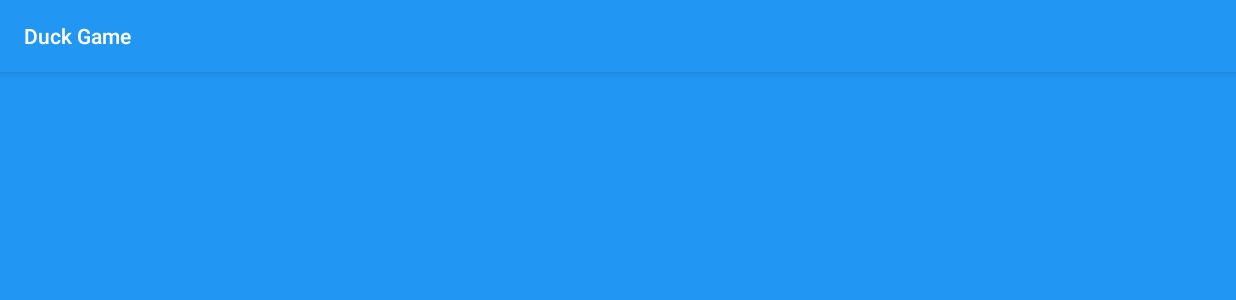
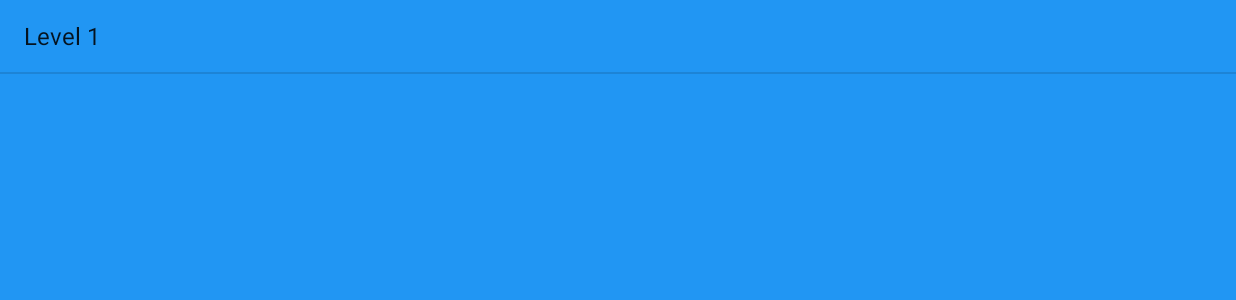
Before and after one commit to gillespcam/duckGame, an Android app: the LevelsActivity screen opened directly, with no data from a screen before it, on a phone screen of 824 x 412 dp (held sideways). Shown: the top 300 px of the screen. Run offline under Robolectric (Android 15) with nearby library versions, the light colour scheme and no system bars; 1 statement that could not run was skipped.

Commit message:
Implemented basic resource storage of levels. onClickButtonPlay now navigates to LevelActivity. Barebones implementation of LevelsActivity

```diff
--- a/app/src/main/java/com/example/duckgame/LevelsActivity.java
+++ b/app/src/main/java/com/example/duckgame/LevelsActivity.java
@@ -1,8 +1,18 @@
 package com.example.duckgame;
 
+import android.content.res.TypedArray;
 import android.os.Bundle;
+import android.view.View;
+import android.widget.AdapterView;
+import android.widget.AdapterView.*;
+import android.widget.ArrayAdapter;
+import android.widget.FrameLayout;
+import android.widget.ListView;
 
+import androidx.appcompat.app.ActionBar;
 import androidx.appcompat.app.AppCompatActivity;
+
+import java.util.List;
 
 public class LevelsActivity extends AppCompatActivity {
 
@@ -10,5 +20,30 @@ public class LevelsActivity extends AppCompatActivity {
     protected void onCreate(Bundle savedInstanceState) {
         super.onCreate(savedInstanceState);
         setContentView(R.layout.activity_levels);
+
+        // Enable Fullscreen
+        ActionBar actionBar = getSupportActionBar();
+        actionBar.hide();
+        FrameLayout ContentView = findViewById(R.id.game);
+        ContentView.setSystemUiVisibility(View.SYSTEM_UI_FLAG_LOW_PROFILE
+                | View.SYSTEM_UI_FLAG_FULLSCREEN
+                | View.SYSTEM_UI_FLAG_LAYOUT_STABLE
+                | View.SYSTEM_UI_FLAG_IMMERSIVE_STICKY
+                | View.SYSTEM_UI_FLAG_LAYOUT_HIDE_NAVIGATION
+                | View.SYSTEM_UI_FLAG_HIDE_NAVIGATION);
+
+        String[] levelNames = getResources().getStringArray(R.array.level_names);
+        ArrayAdapter<String> adapter = new ArrayAdapter<>(this, android.R.layout.simple_list_item_1, levelNames);
+        ListView LevelList = findViewById(R.id.LevelList);
+        LevelList.setAdapter(adapter);
+
+        OnItemClickListener onItemClickListener = new OnItemClickListener() {
+            @Override
+            public void onItemClick(AdapterView parent, View v, int i, long l) {
+
+            }
+        };
+
+        LevelList.setOnItemClickListener(onItemClickListener);
     }
 }
--- a/app/src/main/java/com/example/duckgame/MainActivity.java
+++ b/app/src/main/java/com/example/duckgame/MainActivity.java
@@ -27,7 +27,7 @@ public class MainActivity extends AppCompatActivity {
     }
 
     public void onClickButtonPlay(View view){
-        Intent intent = new Intent(this, GameActivity.class);
+        Intent intent = new Intent(this, LevelsActivity.class);
         startActivity(intent);
     }
 
--- a/app/src/main/res/layout/activity_levels.xml
+++ b/app/src/main/res/layout/activity_levels.xml
@@ -10,6 +10,13 @@
         android:layout_width="match_parent"
         android:layout_height="match_parent"
         android:id="@+id/levels"
-        android:background="@color/colorPrimary"/>
+        android:background="@color/colorPrimary">
+
+        <ListView
+            android:layout_width="match_parent"
+            android:layout_height="match_parent"
+            android:id="@+id/LevelList"/>
+
+    </FrameLayout>
 
 </androidx.constraintlayout.widget.ConstraintLayout>
```
Also changed, not shown: app/src/main/res/values/levels.xml (added, +48 -0 lines).
